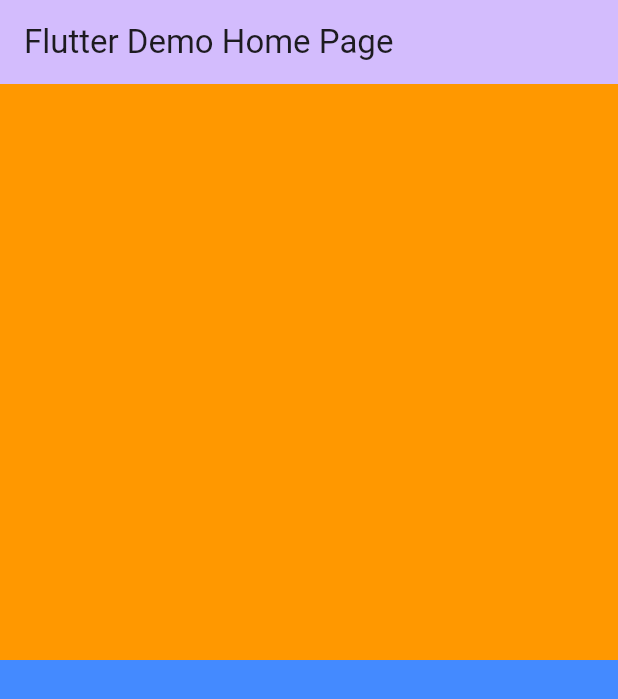
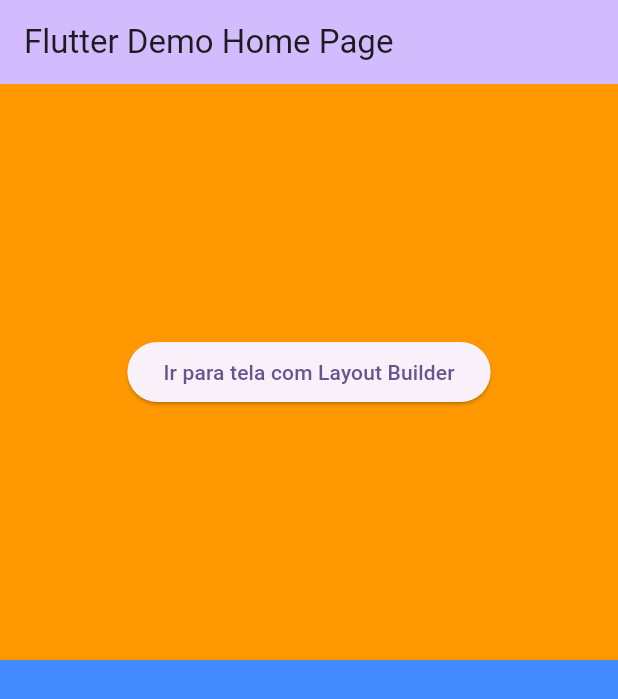
Before and after one commit to danmaciel/flutter_exemplo_tela_responsiva, a Flutter app: the screen it shows after launch, on a phone screen of 412 x 824 dp. Shown: the top 699 px of the screen. Run offline on Flutter 3.47's test engine with Material 3 defaults, Android fonts, the phone set to English and light mode, and no system bars.

Commit message:
add layout builder example

```diff
--- a/lib/main.dart
+++ b/lib/main.dart
@@ -1,3 +1,4 @@
+import 'package:exemplo_tamanho_tela/layout_builder_page.dart';
 import 'package:flutter/material.dart';
 
 void main() {
@@ -16,6 +17,9 @@ class MyApp extends StatelessWidget {
         colorScheme: ColorScheme.fromSeed(seedColor: Colors.deepPurple),
       ),
       home: const MyHomePage(title: 'Flutter Demo Home Page'),
+      routes: <String, WidgetBuilder>{
+        "/layout_builder": (_) => LayoutBuilderPage()
+      }
     );
   }
 }
@@ -51,6 +55,16 @@ class _MyHomePageState extends State<MyHomePage> {
              color: Colors.orange,
              width: MediaQuery.of(context).size.width,
              height: heightAvailable * .5,
+             child: Column(
+               mainAxisAlignment: MainAxisAlignment.center,
+               crossAxisAlignment: CrossAxisAlignment.center,
+               children: [
+                 ElevatedButton(
+                     onPressed: () => Navigator.of(context).pushNamed("/layout_builder"),
+                     child: Text("Ir para tela com Layout Builder")
+                 ),
+               ],
+             )
            ),
             Container(
               color: Colors.blueAccent,
```
Also changed, not shown: lib/layout_builder_page.dart (added, +62 -0 lines), 1 other file.
